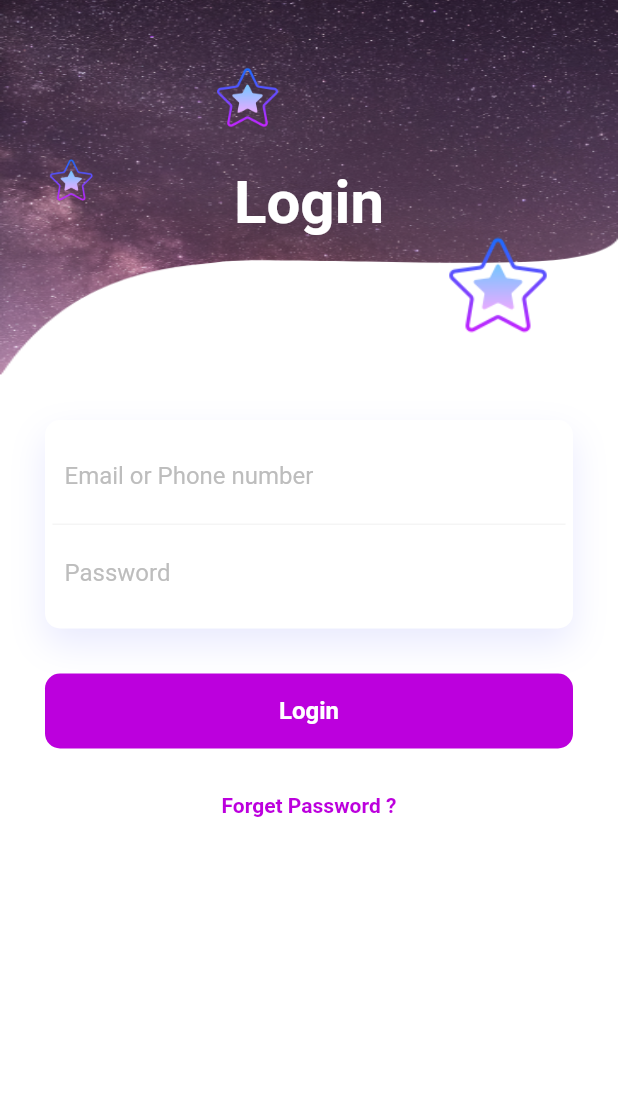
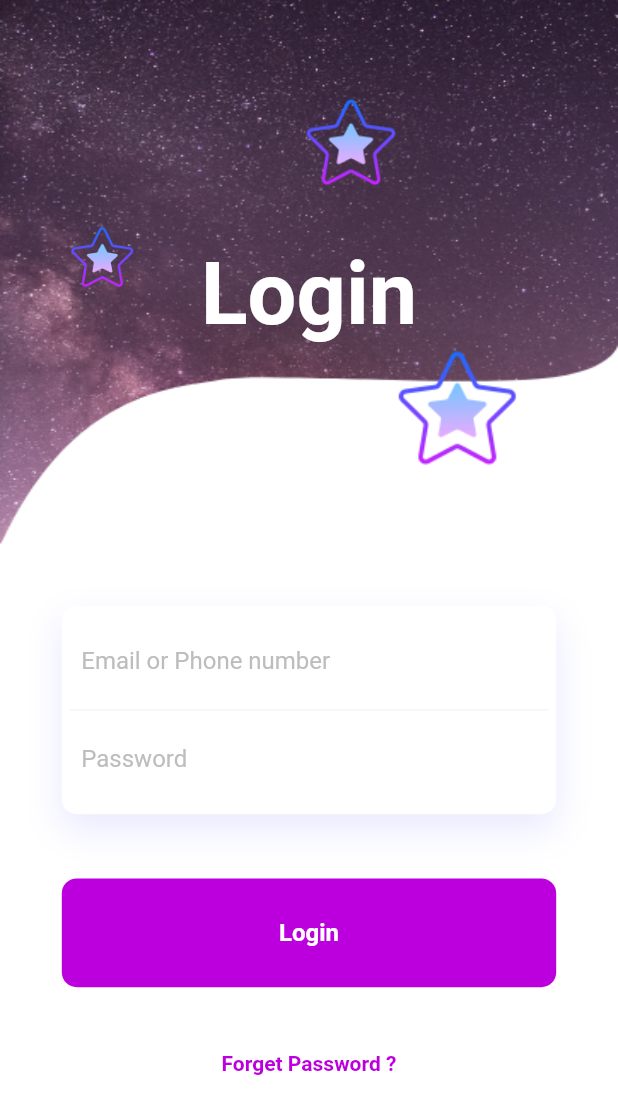
Before and after one commit to Hamza405/flutter-ui-login, a Flutter app: the screen it shows after launch, on a phone screen of 412 x 824 dp. Shown: the top 1114 px of the screen. Run offline on Flutter 3.47's test engine with Material 2 defaults, Android fonts, the phone set to English and light mode, and no system bars; our stand-ins replace simple_animations, supercharged.

Commit message:
responsive design

```diff
--- a/lib/main.dart
+++ b/lib/main.dart
@@ -13,13 +13,17 @@ class HomePage extends StatelessWidget {
   // This widget is the root of your application.
   @override
   Widget build(BuildContext context) {
+    final Size size = MediaQuery.of(context).size;
     return Scaffold(
       backgroundColor: Colors.white,
       body: Container(
+        width: double.infinity,
+        height: size.height,
         child: Column(
           children: <Widget>[
             Container(
-                height: 250,
+                height: size.height * 0.44,
+                width: double.infinity,
                 decoration: BoxDecoration(
                     image: DecorationImage(
                         image: AssetImage('assets/topui.png'),
@@ -27,10 +31,10 @@ class HomePage extends StatelessWidget {
                 child: Stack(
                   children: <Widget>[
                     Positioned(
-                      left: 30,
-                      top: 50,
-                      width: 35,
-                      height: 140,
+                      left: size.height * 0.052,
+                      top: size.height * 0.088,
+                      width: size.height * 0.0616,
+                      height: size.height * 0.24,
                       child: FadeAnimation(
                           2,
                           Container(
@@ -40,10 +44,10 @@ class HomePage extends StatelessWidget {
                           )),
                     ),
                     Positioned(
-                      left: 140,
-                      top: 5,
-                      width: 50,
-                      height: 120,
+                      left: size.height * 0.24,
+                      top: size.height * 0.01,
+                      width: size.height * 0.088,
+                      height: size.height * 0.21,
                       child: FadeAnimation(
                           3,
                           Container(
@@ -53,10 +57,10 @@ class HomePage extends StatelessWidget {
                           )),
                     ),
                     Positioned(
-                      right: 40,
-                      top: 115,
-                      width: 80,
-                      height: 150,
+                      right: size.height * 0.06,
+                      top: size.height * 0.2,
+                      width: size.height * 0.14,
+                      height: size.height * 0.26,
                       child: FadeAnimation(
                           3,
                           Container(
@@ -69,13 +73,13 @@ class HomePage extends StatelessWidget {
                       child: FadeAnimation(
                           3,
                           Container(
-                            margin: EdgeInsets.only(top: 20),
+                            margin: EdgeInsets.only(top: size.height * 0.035),
                             child: Center(
                               child: Text(
                                 "Login",
                                 style: TextStyle(
                                     color: Colors.white,
-                                    fontSize: 40,
+                                    fontSize: size.height * 0.07,
                                     fontWeight: FontWeight.bold),
                               ),
                             ),
@@ -86,7 +90,7 @@ class HomePage extends StatelessWidget {
             Expanded(
               child: SingleChildScrollView(
                 child: Padding(
-                  padding: EdgeInsets.all(30),
+                  padding: EdgeInsets.all(size.height * 0.05),
                   child: Column(
                     children: <Widget>[
                       FadeAnimation(
@@ -132,12 +136,12 @@ class HomePage extends StatelessWidget {
                             ),
                           )),
                       SizedBox(
-                        height: 30,
+                        height: size.height * 0.052,
                       ),
                       FadeAnimation(
                           2,
                           Container(
-                            height: 50,
+                            height: size.height * 0.088,
                             decoration: BoxDecoration(
                                 borderRadius: BorderRadius.circular(10),
                                 color: Color(0xffbc00dd)),
@@ -152,7 +156,7 @@ class HomePage extends StatelessWidget {
                             ),
                           )),
                       SizedBox(
-                        height: 30,
+                        height: size.height * 0.052,
                       ),
                       FadeAnimation(
                           4,
```
